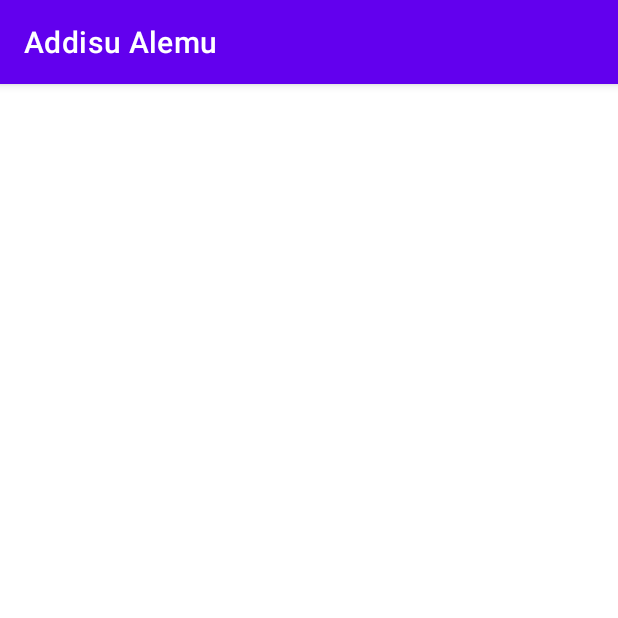
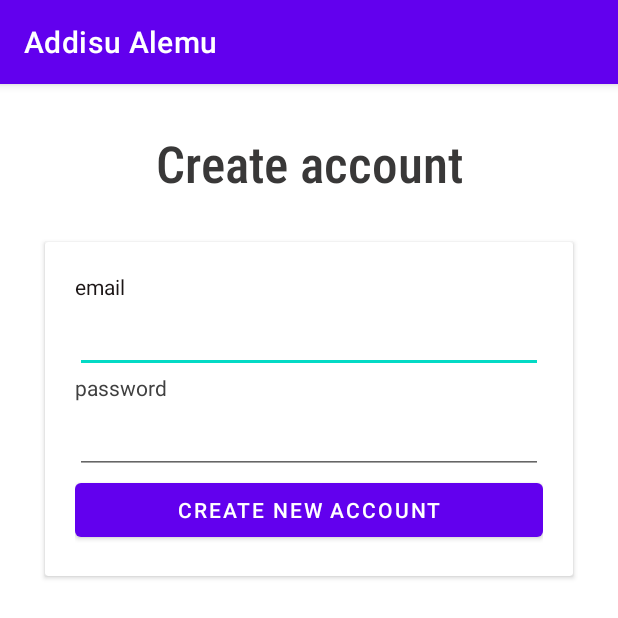
Before and after one commit to alemuaddisu/personal_CV, an Android app: the RegisterActivity screen opened directly, with no data from a screen before it, on a phone screen of 412 x 824 dp. Shown: the top 618 px of the screen. Run offline under Robolectric (Android 15) with nearby library versions, the phone set to English and light mode, and no system bars.

```diff
--- a/app/src/main/res/layout/activity_login.xml
+++ b/app/src/main/res/layout/activity_login.xml
@@ -60,10 +60,10 @@
                 android:layout_width="match_parent"
                 android:layout_height="wrap_content"
                 android:layout_margin="4dp"
-                android:hint="@string/email">
+                android:hint="@string/email_t">
 
                 <com.google.android.material.textfield.TextInputEditText
-                    android:id="@+id/editTextTextPassword"
+                    android:id="@+id/editTextTextEmailAddress"
                     android:layout_width="match_parent"
                     android:layout_height="wrap_content" />
                 </com.google.android.material.textfield.TextInputLayout>
@@ -76,7 +76,7 @@
                 android:hint="@string/password">
 
                 <com.google.android.material.textfield.TextInputEditText
-                    android:id="@+id/editTextTextEmailAddress"
+                    android:id="@+id/editTextTextPassword"
                     android:layout_width="match_parent"
                     android:layout_height="wrap_content" />
             </com.google.android.material.textfield.TextInputLayout>
--- a/app/src/main/res/layout/activity_main.xml
+++ b/app/src/main/res/layout/activity_main.xml
@@ -4,7 +4,7 @@
     xmlns:tools="http://schemas.android.com/tools"
     android:layout_width="match_parent"
     android:layout_height="match_parent"
-    android:background="@drawable/white_background_generated"
+    android:background="#FFFFFF"
     android:orientation="vertical"
     tools:context=".MainActivity">
 
--- a/app/src/main/res/layout/activity_register.xml
+++ b/app/src/main/res/layout/activity_register.xml
@@ -4,6 +4,94 @@
     xmlns:tools="http://schemas.android.com/tools"
     android:layout_width="match_parent"
     android:layout_height="match_parent"
-    tools:context=".RegisterActivity">
+    tools:context=".RegisterActivity"
+    tools:layout_editor_absoluteX="-1dp"
+    tools:layout_editor_absoluteY="-1dp">
+
+
+    <TextView
+        android:id="@+id/textView"
+        android:layout_width="wrap_content"
+        android:layout_height="0dp"
+        android:layout_margin="30sp"
+        android:fontFamily="sans-serif-condensed-light"
+        android:text="@string/register_tittle"
+        android:textColor="#393838"
+        android:textSize="34sp"
+        android:textStyle="bold"
+        app:layout_constraintEnd_toEndOf="parent"
+        app:layout_constraintStart_toStartOf="parent"
+        app:layout_constraintTop_toTopOf="parent" />
+
+    <androidx.cardview.widget.CardView
+        android:id="@+id/cardView"
+        android:layout_width="0dp"
+        android:layout_height="wrap_content"
+        android:layout_margin="30sp"
+        app:layout_constraintEnd_toEndOf="parent"
+        app:layout_constraintHorizontal_bias="0.483"
+        app:layout_constraintStart_toStartOf="parent"
+        app:layout_constraintTop_toBottomOf="@+id/textView">
+
+        <LinearLayout
+            android:layout_width="match_parent"
+            android:layout_height="wrap_content"
+            android:layout_margin="20dp"
+            android:gravity="bottom"
+            android:orientation="vertical"
+            tools:layout_editor_absoluteX="47dp"
+            tools:layout_editor_absoluteY="341dp">
+
+
+            <TextView
+                android:id="@+id/textView2"
+                android:layout_width="wrap_content"
+                android:layout_height="wrap_content"
+                android:text="@string/email_t"
+                android:textColor="#1B1515"
+                tools:layout_editor_absoluteX="47dp"
+                tools:layout_editor_absoluteY="495dp" />
+
+            <EditText
+                android:id="@+id/editTextTextEmailAddress"
+                android:layout_width="match_parent"
+                android:layout_height="wrap_content"
+                android:ems="10"
+                android:inputType="textEmailAddress"
+                android:minHeight="48dp"
+                tools:layout_editor_absoluteX="47dp"
+                tools:layout_editor_absoluteY="515dp" />
+
+
+            <TextView
+                android:id="@+id/textView3"
+                android:layout_width="wrap_content"
+                android:layout_height="wrap_content"
+                android:text="@string/password"
+                android:textColor="#404040"
+                tools:layout_editor_absoluteX="47dp"
+                tools:layout_editor_absoluteY="563dp" />
+
+            <EditText
+                android:id="@+id/editTextTextPassword"
+                android:layout_width="match_parent"
+                android:layout_height="wrap_content"
+                android:ems="10"
+                android:inputType="textPassword"
+                android:minHeight="48dp"
+                tools:layout_editor_absoluteX="47dp"
+                tools:layout_editor_absoluteY="582dp" />
+
+            <Button
+                android:id="@+id/create_account"
+                android:layout_width="match_parent"
+                android:layout_height="wrap_content"
+                android:text="@string/create"
+                tools:layout_editor_absoluteX="47dp"
+                tools:layout_editor_absoluteY="630dp" />
+
+        </LinearLayout>
+
+    </androidx.cardview.widget.CardView>
 
 </androidx.constraintlayout.widget.ConstraintLayout>
--- a/app/src/main/res/layout/fragment_home.xml
+++ b/app/src/main/res/layout/fragment_home.xml
@@ -26,6 +26,7 @@
         android:layout_height="wrap_content"
         android:layout_weight="1"
         android:text="@string/app_name"
+        android:textAlignment="center"
         android:textColor="@color/purple_700"
         android:textSize="34sp"
         app:layout_constraintEnd_toEndOf="parent"
@@ -38,6 +39,7 @@
         android:layout_height="wrap_content"
         android:layout_weight="1"
         android:text="@string/position"
+        android:textAlignment="center"
         android:textColor="@color/black"
         android:textSize="23sp"
         app:layout_constraintEnd_toEndOf="parent"
@@ -50,8 +52,10 @@
         android:layout_height="wrap_content"
         android:layout_weight="1"
         android:text="@string/location"
+        android:textAlignment="center"
         android:textColor="@color/black"
         android:textSize="16sp"
+        android:textStyle="italic"
         app:layout_constraintEnd_toEndOf="parent"
         app:layout_constraintStart_toStartOf="parent"
         app:layout_constraintTop_toBottomOf="@+id/textView" />
--- a/app/src/main/res/values/strings.xml
+++ b/app/src/main/res/values/strings.xml
@@ -68,7 +68,9 @@
     <string name="create">Create new account</string>
     <string name="forgot_password">forgot password?</string>
     <string name="contact_me">Contact Me ...</string>
-    <string name="location">IT Services and IT Consulting Dublin, OH</string>
+    <string name="location">G2O, IT Services and IT Consulting Dublin, OH</string>
+    <string name="email_t">email</string>
+    <string name="register_tittle">Create account</string>
 
 
 </resources>
```
Also changed, not shown: app/src/main/java/com/miu/aalemu/personal_cv/LoginActivity.kt (+22 -26 lines), app/src/main/java/com/miu/aalemu/personal_cv/RegisterActivity.kt (+35 -0 lines).
